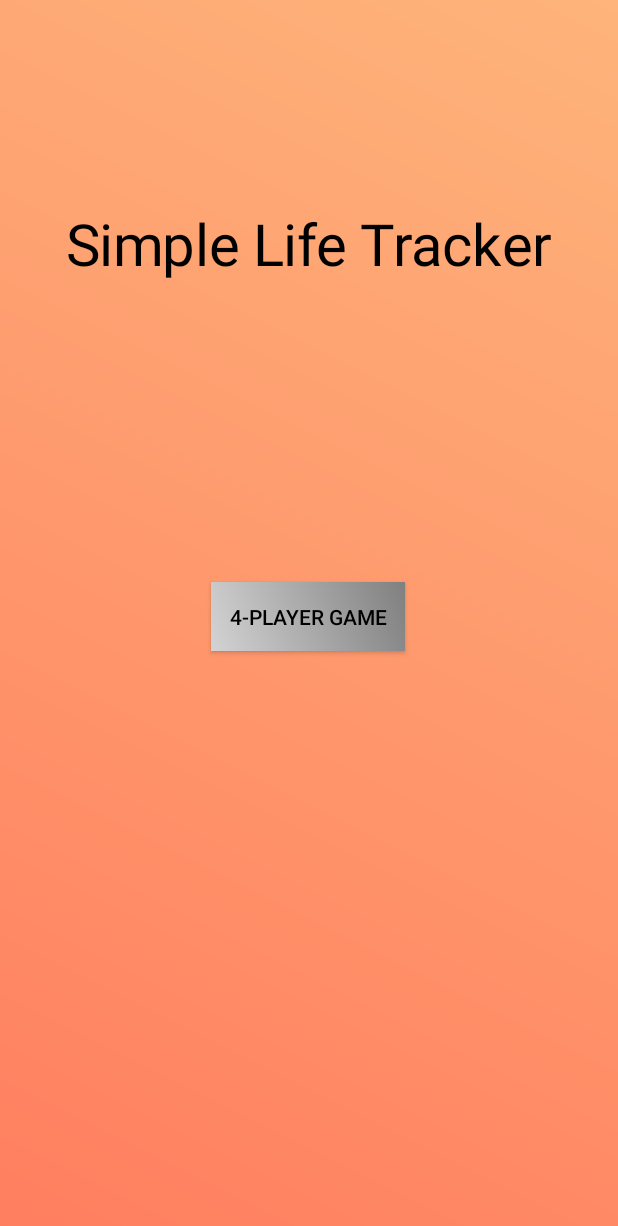
After one commit to cameronwhite4121/SimpleLifeTracker, an Android app: the layout activity_home_page.xml on its own in the app's theme, with its tools: preview values and no code run, on a phone screen of 412 x 824 dp. The commit adds this screen. Shown: the top 1226 px of the screen. Run offline under Robolectric (Android 15) with nearby library versions, the phone set to English and light mode, and no system bars.

Commit message:
Created home activity and set to default, then added navigation using intent

```diff
--- /dev/null
+++ b/app/src/main/res/drawable/gray_gradient.xml
@@ -0,0 +1,7 @@
+<shape xmlns:android="http://schemas.android.com/apk/res/android">
+    <gradient
+        xmlns:android="http://schemas.android.com/apk/res/android"
+        android:startColor="#D3D3D3"
+        android:endColor="#808080"
+        android:angle="45" />
+</shape>
--- /dev/null
+++ b/app/src/main/res/drawable/sunset_gradient.xml
@@ -0,0 +1,6 @@
+<shape xmlns:android="http://schemas.android.com/apk/res/android">
+    <gradient
+        android:startColor="#FF7E5F"
+        android:endColor="#FEB47B"
+        android:angle="45"/>
+</shape>
--- /dev/null
+++ b/app/src/main/res/layout/activity_home_page.xml
@@ -0,0 +1,39 @@
+<?xml version="1.0" encoding="utf-8"?>
+<androidx.constraintlayout.widget.ConstraintLayout xmlns:android="http://schemas.android.com/apk/res/android"
+    xmlns:app="http://schemas.android.com/apk/res-auto"
+    xmlns:tools="http://schemas.android.com/tools"
+    android:id="@+id/main"
+    android:layout_width="match_parent"
+    android:layout_height="match_parent"
+    tools:context=".HomePage"
+    android:background="@drawable/sunset_gradient">
+
+    <TextView
+        android:id="@+id/titleView"
+        android:layout_width="wrap_content"
+        android:layout_height="wrap_content"
+        android:scaleX="2.75"
+        android:scaleY="2.75"
+        android:text="Simple Life Tracker"
+        android:textColor="@color/black"
+        app:layout_constraintBottom_toBottomOf="parent"
+        app:layout_constraintEnd_toEndOf="parent"
+        app:layout_constraintStart_toStartOf="parent"
+        app:layout_constraintTop_toTopOf="parent"
+        app:layout_constraintVertical_bias="0.189" />
+
+    <androidx.appcompat.widget.AppCompatButton
+        android:id="@+id/FourPlayerNavBtn"
+        android:layout_width="129dp"
+        android:layout_height="46dp"
+        android:background="@drawable/gray_gradient"
+        android:text="4-Player Game"
+        android:textColor="@color/black"
+        app:layout_constraintBottom_toBottomOf="parent"
+        app:layout_constraintEnd_toEndOf="parent"
+        app:layout_constraintHorizontal_bias="0.498"
+        app:layout_constraintStart_toStartOf="parent"
+        app:layout_constraintTop_toTopOf="parent"
+        app:layout_constraintVertical_bias="0.499" />
+
+</androidx.constraintlayout.widget.ConstraintLayout>
--- a/app/src/main/res/values/colors.xml
+++ b/app/src/main/res/values/colors.xml
@@ -2,4 +2,7 @@
 <resources>
     <color name="black">#FF000000</color>
     <color name="white">#FFFFFFFF</color>
+    <color name="light_grey">#D3D3D3</color>
+    <color name="gray">#808080</color>
+    <color name="dark_gray">#2F2F2F</color>
 </resources>
```
Also changed, not shown: app/src/main/AndroidManifest.xml (+11 -7 lines), app/src/main/java/com/example/simplelifetracker/FourPlayerGame.kt (+9 -0 lines), app/src/main/java/com/example/simplelifetracker/HomePage.kt (added, +31 -0 lines), app/src/main/res/layout/activity_four_player_game.xml (+17 -6 lines).
